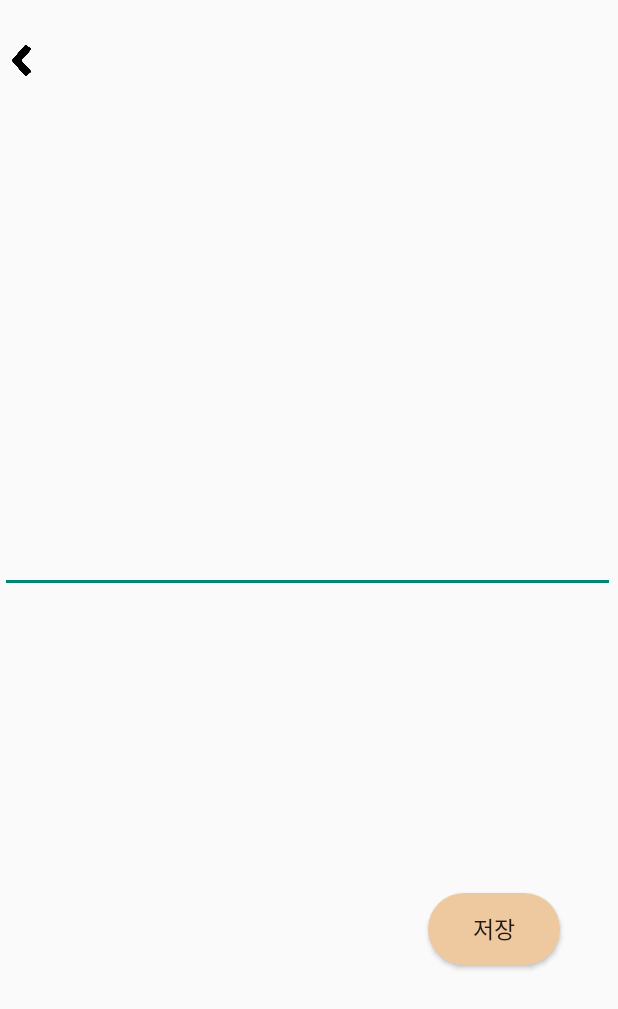
After one commit to kkyung99/helpu, an Android app: the layout activity_commentchange.xml on its own in the app's theme, with its tools: preview values and no code run, on a phone screen of 412 x 824 dp. The commit adds this screen. Shown: the top 1009 px of the screen. Run offline under Robolectric (Android 15) with nearby library versions, the phone set to English and light mode, and no system bars.

Commit message:
commentchange 생성

```diff
--- a/app/src/main/AndroidManifest.xml
+++ b/app/src/main/AndroidManifest.xml
@@ -34,6 +34,8 @@
         <activity
             android:name=".Change"
             android:exported="false" />
+        <activity android:name=".CommentChange"
+            android:exported="false" />
         <activity
             android:name=".Map"
             android:exported="false" /> <!-- android:theme="@style/Theme.HelpU"> -->
--- a/app/src/main/java/com/example/helpu/CommentItem.java
+++ b/app/src/main/java/com/example/helpu/CommentItem.java
@@ -1,6 +1,6 @@
 package com.example.helpu;
+public class CommentItem {
 
-public class CommentItem {
         private String comment;
 
         public CommentItem(String comment){
--- /dev/null
+++ b/app/src/main/res/layout/activity_commentchange.xml
@@ -0,0 +1,31 @@
+<?xml version="1.0" encoding="utf-8"?>
+<LinearLayout xmlns:android="http://schemas.android.com/apk/res/android"
+    android:layout_width="match_parent"
+    android:layout_height="match_parent"
+    android:orientation="vertical">
+
+    <ImageView
+        android:id="@+id/btn_back"
+        android:layout_marginTop="25dp"
+        android:layout_width="30dp"
+        android:layout_height="30dp"
+        android:src="@drawable/back" />
+
+    <EditText
+        android:id="@+id/comment_change"
+        android:layout_marginTop="40dp"
+        android:layout_width="410dp"
+        android:layout_height="300dp"
+        android:scrollbars = "vertical"/>
+
+        <android.widget.Button
+            android:id="@+id/button_change"
+            android:layout_width="wrap_content"
+            android:layout_height="wrap_content"
+            android:layout_marginTop="200dp"
+            android:layout_marginLeft="285dp"
+            android:text="저장"
+            android:textSize="15dp"
+            android:background="@drawable/button"/>
+
+</LinearLayout>
```
Also changed, not shown: app/src/main/java/com/example/helpu/CommentChange.java (added, +68 -0 lines), app/src/main/java/com/example/helpu/Custom.java (+24 -0 lines), app/src/main/java/com/example/helpu/ListViewAdapter.java (+22 -22 lines), app/src/main/res/layout/listview_item.xml (+7 -7 lines). Lines whose indentation alone changed are shown as unchanged.
